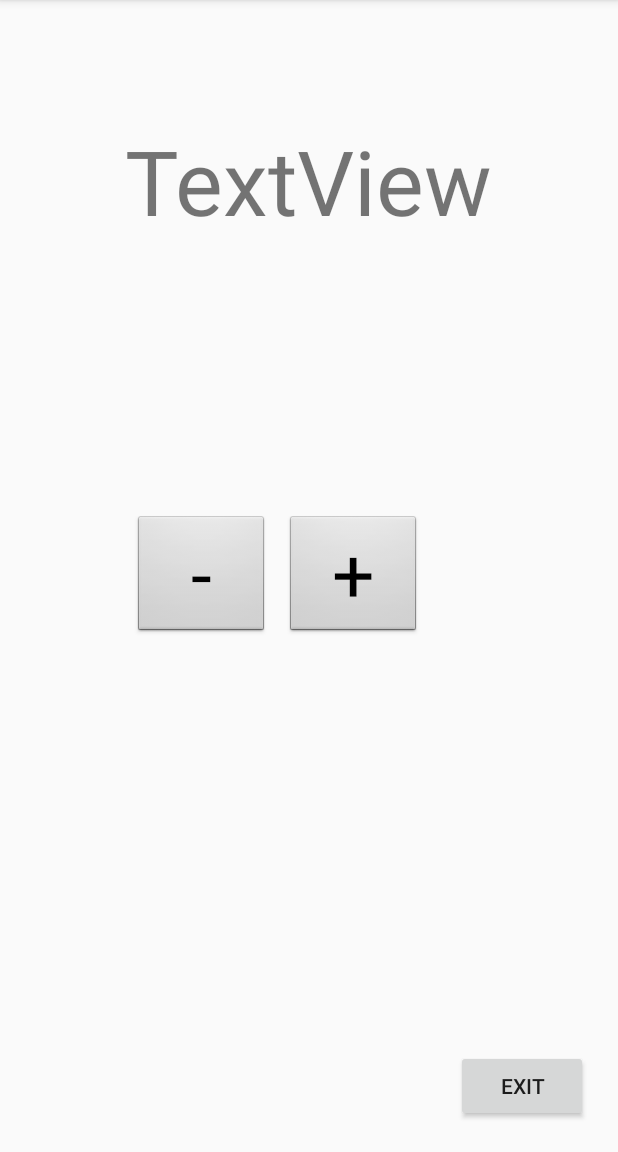
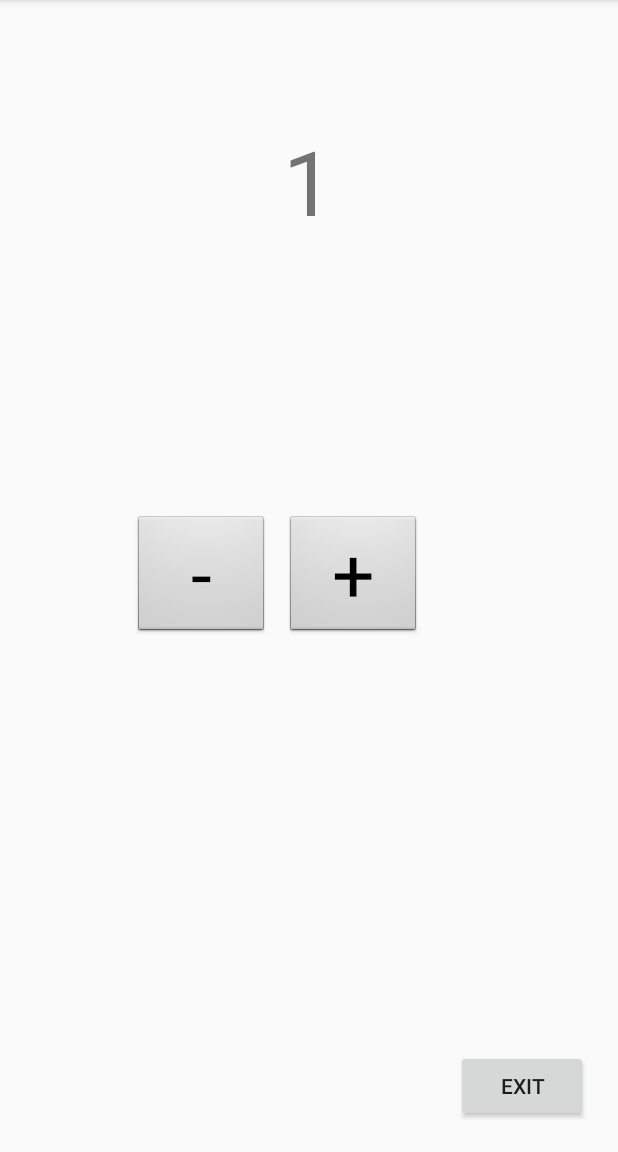
Before and after one commit to Mmarta19/9-Counter, an Android app: the screen it shows after launch (CounterActivity), on a phone screen of 412 x 824 dp, the part 84-1236 px from its top. Run offline under Robolectric (Android 15) with nearby library versions, the phone set to English and light mode, and no system bars.

Commit message:
He fet dos onclick ( + i - ) i funcionen.

```diff
--- a/app/src/main/java/edu/upc/eseiaat/pma/counter/CounterActivity.java
+++ b/app/src/main/java/edu/upc/eseiaat/pma/counter/CounterActivity.java
@@ -17,16 +17,20 @@ public class CounterActivity extends AppCompatActivity {
         super.onCreate(savedInstanceState);
         setContentView(R.layout.activity_counter);
 
-        TextView num = (TextView) findViewById(R.id.number);
-        int con=0;
+        num = (TextView) findViewById(R.id.number);
+        con=0;
     }
 
 
     public void plus(View view) {
+        con++;
+        num.setText(String.format("%d",con));
 
     }
 
     public void minus(View view) {
+        con--;
+        num.setText(String.format("%d",con));
     }
 
     public void exit(View view) {
--- a/app/src/main/res/layout/activity_counter.xml
+++ b/app/src/main/res/layout/activity_counter.xml
@@ -53,7 +53,7 @@
         android:layout_alignParentTop="true"
         android:layout_centerHorizontal="true"
         android:layout_marginTop="60dp"
-        android:text="TextView"
+        android:text="1"
         android:textSize="60sp" />
 
 </RelativeLayout>
```
